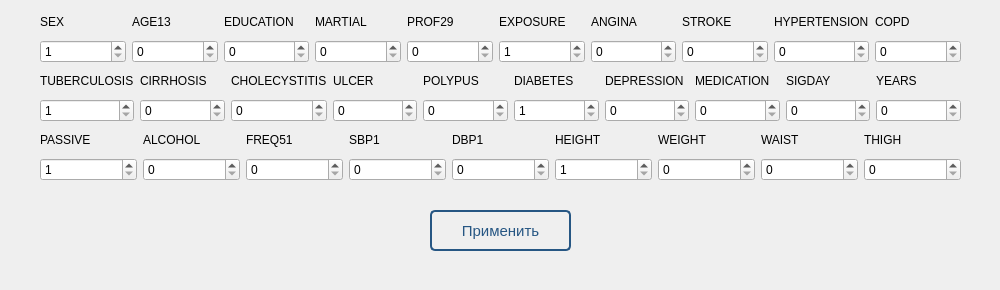
The window that UI/patientData.ui (Vittallya/MlApp) describes before a commit, drawn with Qt 5.
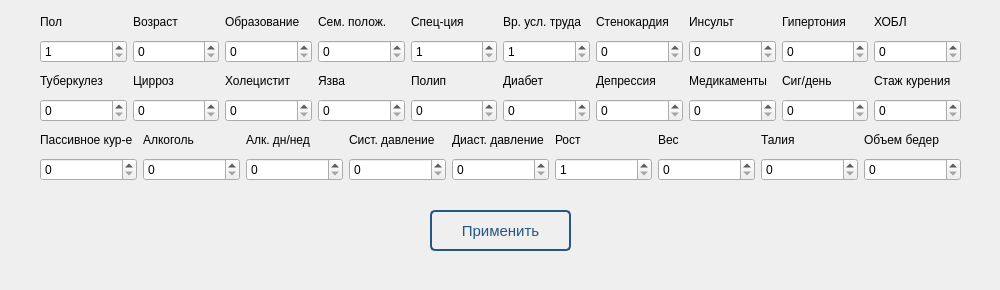
The same window after the commit.

What changed in the file:
```diff
--- a/UI/patientData.ui
+++ b/UI/patientData.ui
@@ -73,7 +73,7 @@
         <item>
          <widget class="QLabel" name="label">
           <property name="text">
-           <string>SEX</string>
+           <string>Пол</string>
           </property>
          </widget>
         </item>
@@ -97,7 +97,7 @@
         <item>
          <widget class="QLabel" name="label_2">
           <property name="text">
-           <string>AGE13</string>
+           <string>Возраст</string>
           </property>
          </widget>
         </item>
@@ -110,7 +110,7 @@
            <double>0.000000000000000</double>
           </property>
           <property name="maximum">
-           <double>1000.000000000000000</double>
+           <double>150.000000000000000</double>
           </property>
          </widget>
         </item>
@@ -121,7 +121,7 @@
         <item>
          <widget class="QLabel" name="label_3">
           <property name="text">
-           <string>EDUCATION</string>
+           <string>Образование</string>
           </property>
          </widget>
         </item>
@@ -134,7 +134,7 @@
            <double>0.000000000000000</double>
           </property>
           <property name="maximum">
-           <double>1000.000000000000000</double>
+           <double>4.000000000000000</double>
           </property>
          </widget>
         </item>
@@ -145,7 +145,7 @@
         <item>
          <widget class="QLabel" name="label_4">
           <property name="text">
-           <string>MARTIAL</string>
+           <string>Сем. полож.</string>
           </property>
          </widget>
         </item>
@@ -158,7 +158,7 @@
            <double>0.000000000000000</double>
           </property>
           <property name="maximum">
-           <double>1000.000000000000000</double>
+           <double>3.000000000000000</double>
           </property>
          </widget>
         </item>
@@ -169,7 +169,7 @@
         <item>
          <widget class="QLabel" name="label_5">
           <property name="text">
-           <string>PROF29</string>
+           <string>Спец-ция</string>
           </property>
          </widget>
         </item>
@@ -179,10 +179,10 @@
            <number>0</number>
           </property>
           <property name="minimum">
-           <double>0.000000000000000</double>
+           <double>1.000000000000000</double>
           </property>
           <property name="maximum">
-           <double>1000.000000000000000</double>
+           <double>7.000000000000000</double>
           </property>
          </widget>
         </item>
@@ -193,7 +193,7 @@
         <item>
          <widget class="QLabel" name="label_7">
           <property name="text">
-           <string>EXPOSURE</string>
+           <string>Вр. усл. труда</string>
           </property>
          </widget>
         </item>
@@ -206,7 +206,7 @@
            <double>1.000000000000000</double>
           </property>
           <property name="maximum">
-           <double>2.000000000000000</double>
+           <double>7.000000000000000</double>
           </property>
          </widget>
         </item>
@@ -217,7 +217,7 @@
         <item>
          <widget class="QLabel" name="label_8">
           <property name="text">
-           <string>ANGINA</string>
+           <string>Стенокардия</string>
           </property>
          </widget>
         </item>
@@ -230,7 +230,7 @@
            <double>0.000000000000000</double>
           </property>
           <property name="maximum">
-           <double>1000.000000000000000</double>
+           <double>1.000000000000000</double>
           </property>
          </widget>
         </item>
@@ -241,7 +241,7 @@
         <item>
          <widget class="QLabel" name="label_9">
           <property name="text">
-           <string>STROKE</string>
+           <string>Инсульт</string>
           </property>
          </widget>
         </item>
@@ -254,7 +254,7 @@
            <double>0.000000000000000</double>
           </property>
           <property name="maximum">
-           <double>1000.000000000000000</double>
+           <double>1.000000000000000</double>
           </property>
          </widget>
         </item>
@@ -265,7 +265,7 @@
         <item>
          <widget class="QLabel" name="label_10">
           <property name="text">
-           <string>HYPERTENSION</string>
+           <string>Гипертония</string>
           </property>
          </widget>
         </item>
@@ -278,7 +278,7 @@
            <double>0.000000000000000</double>
           </property>
           <property name="maximum">
-           <double>1000.000000000000000</double>
+           <double>1.000000000000000</double>
           </property>
          </widget>
         </item>
@@ -289,7 +289,7 @@
         <item>
          <widget class="QLabel" name="label_6">
           <property name="text">
-           <string>COPD</string>
+           <string>ХОБЛ</string>
           </property>
          </widget>
         </item>
@@ -302,7 +302,7 @@
            <double>0.000000000000000</double>
           </property>
           <property name="maximum">
-           <double>1000.000000000000000</double>
+           <double>1.000000000000000</double>
           </property>
          </widget>
         </item>
@@ -317,7 +317,7 @@
         <item>
          <widget class="QLabel" name="label_11">
           <property name="text">
-           <string>TUBERCULOSIS</string>
+           <string>Туберкулез</string>
           </property>
          </widget>
         </item>
@@ -327,10 +327,10 @@
            <number>0</number>
           </property>
           <property name="minimum">
-           <double>1.000000000000000</double>
+           <double>0.000000000000000</double>
           </property>
           <property name="maximum">
-           <double>2.000000000000000</double>
+           <double>1.000000000000000</double>
           </property>
          </widget>
         </item>
@@ -341,7 +341,7 @@
         <item>
          <widget class="QLabel" name="label_12">
           <property name="text">
-           <string>CIRRHOSIS</string>
+           <string>Цирроз</string>
           </property>
          </widget>
         </item>
@@ -354,7 +354,7 @@
            <double>0.000000000000000</double>
           </property>
           <property name="maximum">
-           <double>1000.000000000000000</double>
+           <double>1.000000000000000</double>
           </property>
          </widget>
         </item>
@@ -365,7 +365,7 @@
         <item>
          <widget class="QLabel" name="label_13">
           <property name="text">
-           <string>CHOLECYSTITIS</string>
+           <string>Холецистит</string>
           </property>
          </widget>
         </item>
@@ -378,7 +378,7 @@
            <double>0.000000000000000</double>
           </property>
           <property name="maximum">
-           <double>1000.000000000000000</double>
+           <double>1.000000000000000</double>
           </property>
          </widget>
         </item>
@@ -389,7 +389,7 @@
         <item>
          <widget class="QLabel" name="label_14">
           <property name="text">
-           <string>ULCER</string>
+           <string>Язва</string>
           </property>
          </widget>
         </item>
@@ -402,7 +402,7 @@
            <double>0.000000000000000</double>
           </property>
           <property name="maximum">
-           <double>1000.000000000000000</double>
+           <double>1.000000000000000</double>
           </property>
          </widget>
         </item>
@@ -413,7 +413,7 @@
         <item>
          <widget class="QLabel" name="label_15">
           <property name="text">
-           <string>POLYPUS</string>
+           <string>Полип</string>
           </property>
          </widget>
         </item>
@@ -426,7 +426,7 @@
            <double>0.000000000000000</double>
           </property>
           <property name="maximum">
-           <double>1000.000000000000000</double>
+           <double>1.000000000000000</double>
           </property>
          </widget>
         </item>
@@ -437,7 +437,7 @@
         <item>
          <widget class="QLabel" name="label_16">
           <property name="text">
-           <string>DIABETES</string>
+           <string>Диабет</string>
           </property>
          </widget>
         </item>
@@ -447,10 +447,10 @@
            <number>0</number>
           </property>
           <property name="minimum">
-           <double>1.000000000000000</double>
+           <double>0.000000000000000</double>
           </property>
           <property name="maximum">
-           <double>2.000000000000000</double>
+           <double>1.000000000000000</double>
           </property>
          </widget>
         </item>
@@ -461,7 +461,7 @@
         <item>
          <widget class="QLabel" name="label_17">
           <property name="text">
-           <string>DEPRESSION</string>
+           <string>Депрессия</string>
           </property>
          </widget>
         </item>
@@ -474,7 +474,7 @@
            <double>0.000000000000000</double>
           </property>
           <property name="maximum">
-           <double>1000.000000000000000</double>
+           <double>1.000000000000000</double>
           </property>
          </widget>
         </item>
@@ -485,7 +485,7 @@
         <item>
          <widget class="QLabel" name="label_18">
           <property name="text">
-           <string>MEDICATION</string>
+           <string>Медикаменты</string>
           </property>
          </widget>
         </item>
@@ -498,7 +498,7 @@
            <double>0.000000000000000</double>
           </property>
           <property name="maximum">
-           <double>1000.000000000000000</double>
+           <double>1.000000000000000</double>
           </property>
          </widget>
         </item>
@@ -509,7 +509,7 @@
         <item>
          <widget class="QLabel" name="label_19">
           <property name="text">
-           <string>SIGDAY</string>
+           <string>Сиг/день</string>
           </property>
          </widget>
         </item>
@@ -533,7 +533,7 @@
         <item>
          <widget class="QLabel" name="label_20">
           <property name="text">
-           <string>YEARS</string>
+           <string>Стаж курения</string>
           </property>
          </widget>
         </item>
@@ -546,7 +546,7 @@
            <double>0.000000000000000</double>
           </property>
           <property name="maximum">
-           <double>1000.000000000000000</double>
+           <double>150.000000000000000</double>
           </property>
          </widget>
         </item>
@@ -561,7 +561,7 @@
         <item>
          <widget class="QLabel" name="label_21">
           <property name="text">
-           <string>PASSIVE</string>
+           <string>Пассивное кур-е</string>
           </property>
          </widget>
         </item>
@@ -571,10 +571,10 @@
            <number>0</number>
           </property>
           <property name="minimum">
-           <double>1.000000000000000</double>
+           <double>0.000000000000000</double>
           </property>
           <property name="maximum">
-           <double>2.000000000000000</double>
+           <double>1.000000000000000</double>
           </property>
          </widget>
         </item>
@@ -585,7 +585,7 @@
         <item>
          <widget class="QLabel" name="label_22">
           <property name="text">
-           <string>ALCOHOL</string>
+           <string>Алкоголь</string>
           </property>
          </widget>
         </item>
@@ -609,7 +609,7 @@
         <item>
          <widget class="QLabel" name="label_23">
           <property name="text">
-           <string>FREQ51</string>
+           <string>Алк. дн/нед</string>
           </property>
          </widget>
         </item>
@@ -633,7 +633,7 @@
         <item>
          <widget class="QLabel" name="label_24">
           <property name="text">
-           <string>SBP1</string>
+           <string>Сист. давление</string>
           </property>
          </widget>
         </item>
@@ -657,7 +657,7 @@
         <item>
          <widget class="QLabel" name="label_25">
           <property name="text">
-           <string>DBP1</string>
+           <string>Диаст. давление</string>
           </property>
          </widget>
         </item>
@@ -681,7 +681,7 @@
         <item>
          <widget class="QLabel" name="label_26">
           <property name="text">
-           <string>HEIGHT</string>
+           <string>Рост</string>
           </property>
          </widget>
         </item>
@@ -705,7 +705,7 @@
         <item>
          <widget class="QLabel" name="label_27">
           <property name="text">
-           <string>WEIGHT</string>
+           <string>Вес</string>
           </property>
          </widget>
         </item>
@@ -729,7 +729,7 @@
         <item>
          <widget class="QLabel" name="label_28">
           <property name="text">
-           <string>WAIST</string>
+           <string>Талия</string>
           </property>
          </widget>
         </item>
@@ -753,7 +753,7 @@
         <item>
          <widget class="QLabel" name="label_29">
           <property name="text">
-           <string>THIGH</string>
+           <string>Объем бедер</string>
           </property>
          </widget>
         </item>
```
Left out of the diff: 19 changed lines with no effect on the pictures.
